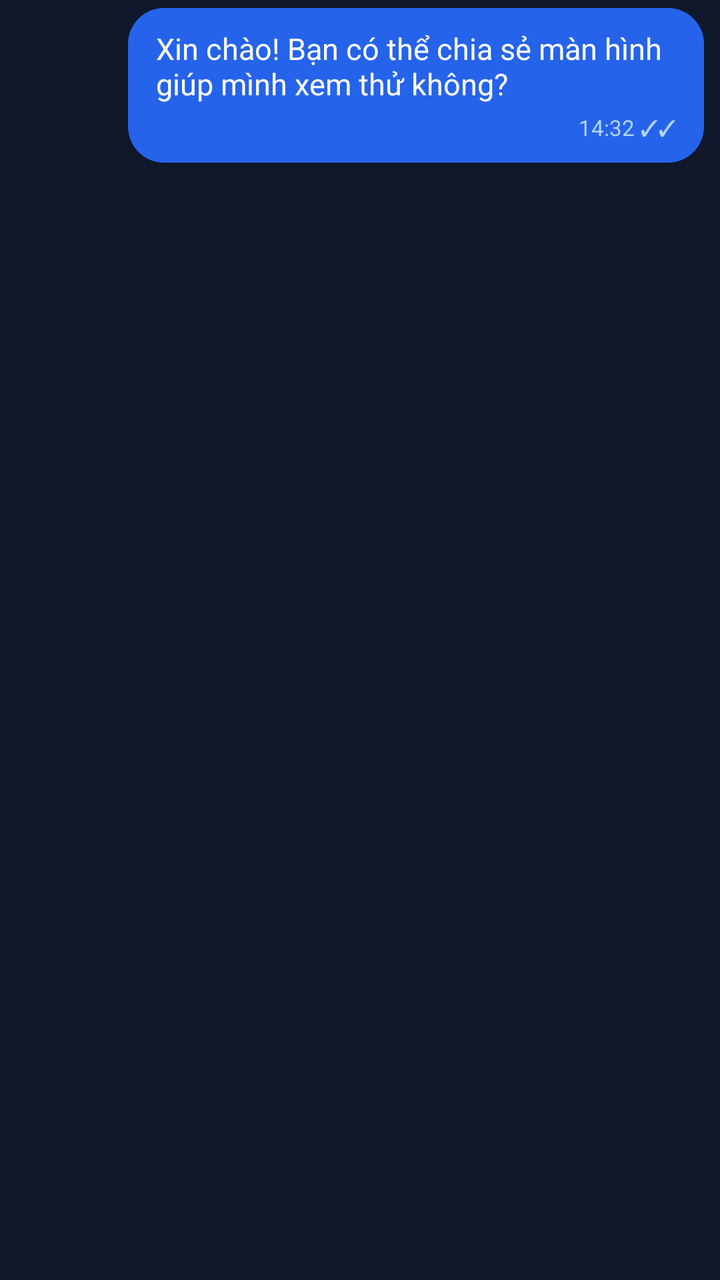
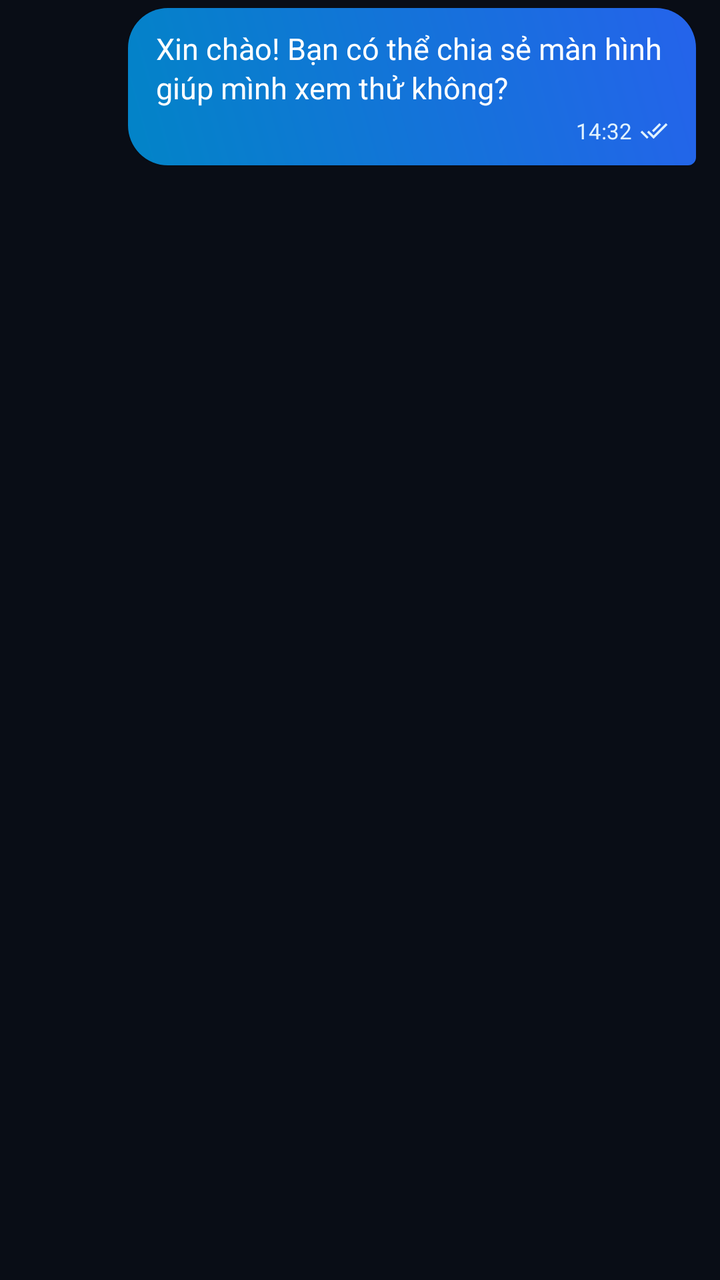

Screens rendered from an Android XML layout before and after an edit, with the pre-edit source and the edit as a unified diff.
<!-- AndroidManifest.xml: application theme AppTheme -->
<!-- res/layout/item_message_me.xml -->
<?xml version="1.0" encoding="utf-8"?>
<LinearLayout xmlns:android="http://schemas.android.com/apk/res/android"
    android:layout_width="match_parent"
    android:layout_height="wrap_content"
    android:orientation="vertical"
    android:gravity="end"
    android:paddingVertical="4dp"
    android:paddingStart="64dp"
    android:paddingEnd="8dp">

    <LinearLayout
        android:layout_width="wrap_content"
        android:layout_height="wrap_content"
        android:orientation="vertical"
        android:background="@drawable/bg_message_me"
        android:paddingVertical="10dp"
        android:paddingHorizontal="14dp">

        <TextView
            android:id="@+id/tvMessageTextMe"
            android:layout_width="wrap_content"
            android:layout_height="wrap_content"
            android:text="Xin chào! Bạn có thể chia sẻ màn hình giúp mình xem thử không?"
            android:textColor="@color/white"
            android:textSize="15sp" />

        <TextView
            android:id="@+id/tvMessageTimeMe"
            android:layout_width="wrap_content"
            android:layout_height="wrap_content"
            android:layout_gravity="end"
            android:layout_marginTop="4dp"
            android:text="14:32 ✓✓"
            android:textColor="#B0D5FF"
            android:textSize="11sp" />
    </LinearLayout>

</LinearLayout>
<!-- resources referenced by this layout -->
<resources>
  <color name="white">#FFFFFF</color>
  <!-- drawable bg_message_me (drawable) -->
  <?xml version="1.0" encoding="utf-8"?>
  <shape xmlns:android="http://schemas.android.com/apk/res/android">
      <solid android:color="#2563EB" />
      <corners android:radius="18dp" />
  </shape>
  <style name="AppTheme" parent="Theme.MaterialComponents.DayNight.NoActionBar">
          <item name="colorPrimary">@color/colorPrimary</item>
          <item name="colorPrimaryVariant">@color/colorPrimaryDark</item>
          <item name="colorOnPrimary">@color/white</item>
          <item name="android:statusBarColor">@color/bg_dark</item>
          <item name="android:windowBackground">@color/bg_dark</item>
          <item name="android:navigationBarColor">@color/bg_card</item>
      </style>
  <color name="colorPrimary">#0284C7</color>
  <color name="colorPrimaryDark">#0369A1</color>
  <color name="bg_dark">#0F172A</color>
  <color name="bg_card">#1E293B</color>
</resources>

<!-- the commit's change to res/layout/item_message_me.xml (unified diff, before → after) -->
@@ -1,20 +1,20 @@
 <?xml version="1.0" encoding="utf-8"?>
 <LinearLayout xmlns:android="http://schemas.android.com/apk/res/android"
+    xmlns:app="http://schemas.android.com/apk/res-auto"
     android:layout_width="match_parent"
     android:layout_height="wrap_content"
     android:orientation="vertical"
     android:gravity="end"
     android:paddingVertical="4dp"
     android:paddingStart="64dp"
-    android:paddingEnd="8dp">
+    android:paddingEnd="12dp">
 
     <LinearLayout
         android:layout_width="wrap_content"
         android:layout_height="wrap_content"
         android:orientation="vertical"
         android:background="@drawable/bg_message_me"
-        android:paddingVertical="10dp"
-        android:paddingHorizontal="14dp">
+        android:elevation="1dp">
 
         <TextView
             android:id="@+id/tvMessageTextMe"
@@ -22,17 +22,32 @@
             android:layout_height="wrap_content"
             android:text="Xin chào! Bạn có thể chia sẻ màn hình giúp mình xem thử không?"
             android:textColor="@color/white"
-            android:textSize="15sp" />
+            android:textSize="15sp"
+            android:lineSpacingExtra="2dp" />
 
-        <TextView
-            android:id="@+id/tvMessageTimeMe"
+        <LinearLayout
             android:layout_width="wrap_content"
             android:layout_height="wrap_content"
             android:layout_gravity="end"
-            android:layout_marginTop="4dp"
-            android:text="14:32 ✓✓"
-            android:textColor="#B0D5FF"
-            android:textSize="11sp" />
+            android:gravity="center_vertical"
+            android:orientation="horizontal"
+            android:layout_marginTop="4dp">
+
+            <TextView
+                android:id="@+id/tvMessageTimeMe"
+                android:layout_width="wrap_content"
+                android:layout_height="wrap_content"
+                android:text="14:32"
+                android:textColor="#E0F2FE"
+                android:textSize="11sp" />
+
+            <ImageView
+                android:layout_width="14dp"
+                android:layout_height="14dp"
+                android:layout_marginStart="4dp"
+                android:src="@drawable/ic_check_double"
+                app:tint="#E0F2FE" />
+        </LinearLayout>
     </LinearLayout>
 
 </LinearLayout>
<!-- resource entries referenced after the edit -->
@@ -4,20 +4,45 @@
   <!-- drawable bg_message_me (drawable) -->
   <?xml version="1.0" encoding="utf-8"?>
   <shape xmlns:android="http://schemas.android.com/apk/res/android">
-      <solid android:color="#2563EB" />
-      <corners android:radius="18dp" />
+      <gradient
+          android:startColor="#0284C7"
+          android:endColor="#2563EB"
+          android:angle="45" />
+      <corners
+          android:topLeftRadius="20dp"
+          android:topRightRadius="20dp"
+          android:bottomLeftRadius="20dp"
+          android:bottomRightRadius="4dp" />
+      <padding
+          android:left="14dp"
+          android:top="10dp"
+          android:right="14dp"
+          android:bottom="10dp" />
   </shape>
+  <!-- drawable ic_check_double (drawable) -->
+  <vector xmlns:android="http://schemas.android.com/apk/res/android"
+      android:width="20dp"
+      android:height="20dp"
+      android:viewportWidth="24"
+      android:viewportHeight="24">
+      <path
+          android:fillColor="#38BDF8"
+          android:pathData="M18,7l-1.41,-1.41 -6.34,6.34 1.41,1.41L18,7zm4.24,-1.41L11.66,16.17 7.48,12l-1.41,1.41L11.66,19l12,-12 -1.42,-1.41zM0.41,13.41L6,19l1.41,-1.41L1.83,12 0.41,13.41z"/>
+  </vector>
   <style name="AppTheme" parent="Theme.MaterialComponents.DayNight.NoActionBar">
           <item name="colorPrimary">@color/colorPrimary</item>
           <item name="colorPrimaryVariant">@color/colorPrimaryDark</item>
           <item name="colorOnPrimary">@color/white</item>
-          <item name="android:statusBarColor">@color/bg_dark</item>
-          <item name="android:windowBackground">@color/bg_dark</item>
+          <item name="colorSecondary">@color/colorAccent</item>
+          <item name="android:statusBarColor">@color/bg_root</item>
+          <item name="android:windowBackground">@color/bg_root</item>
           <item name="android:navigationBarColor">@color/bg_card</item>
+          <item name="android:windowLightStatusBar">false</item>
       </style>
   <color name="colorPrimary">#0284C7</color>
   <color name="colorPrimaryDark">#0369A1</color>
-  <color name="bg_dark">#0F172A</color>
+  <color name="colorAccent">#06B6D4</color>
+  <color name="bg_root">#090D16</color>
   <color name="bg_card">#1E293B</color>
 </resources>
 
